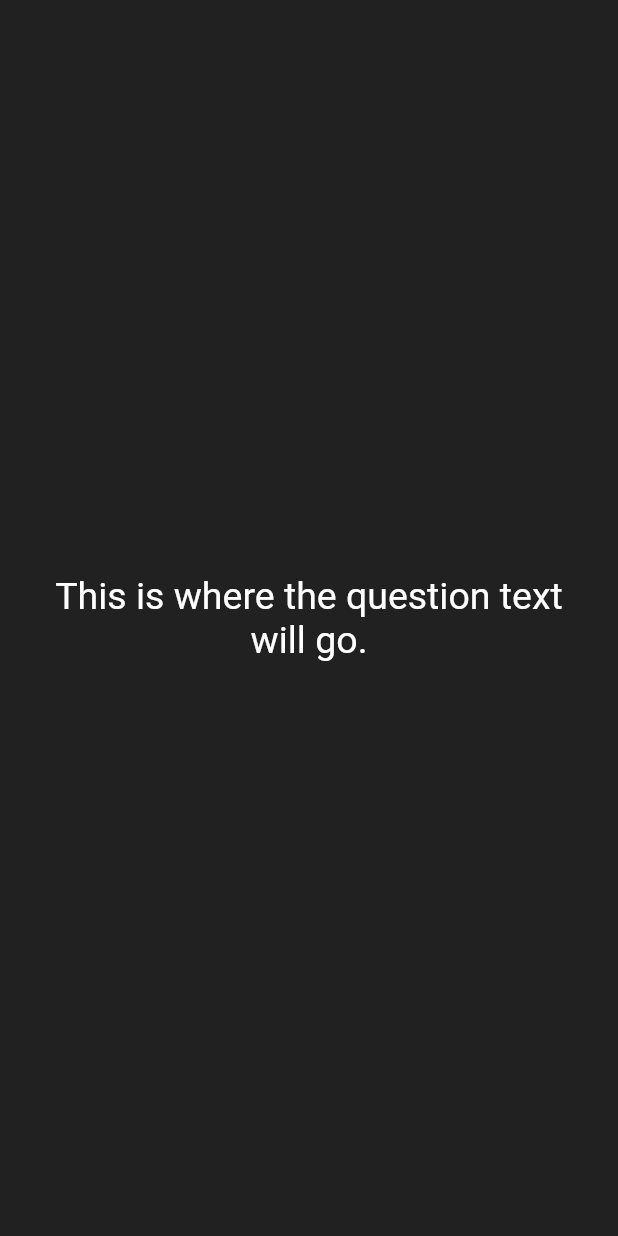
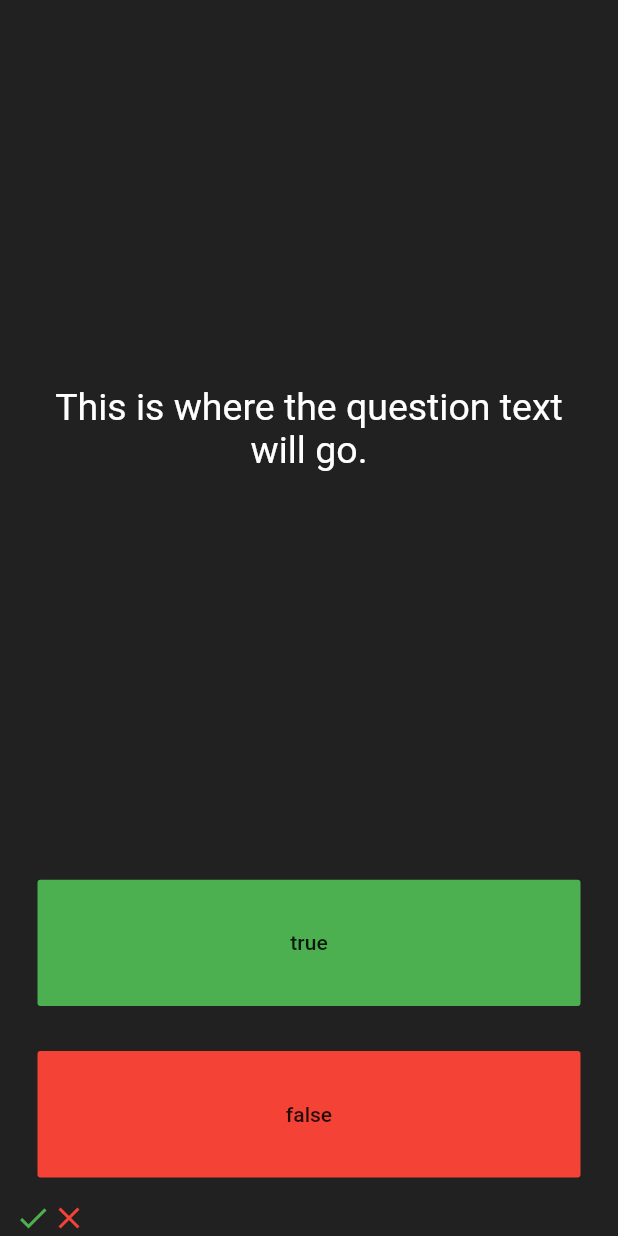
Before and after one commit to snlucas/FlutterBootcamp-StudyRepo, a Flutter app: the screen it shows after launch, on a phone screen of 412 x 824 dp. Run offline on Flutter 3.47's test engine with Material 2 defaults, Android fonts, the phone set to English and light mode, and no system bars; our stand-ins replace audioplayers.

Commit message:
First commit

```diff
--- a/quizzler_app/lib/main.dart
+++ b/quizzler_app/lib/main.dart
@@ -28,6 +28,8 @@ class _QuizPageState extends State<QuizPage> {
   @override
   Widget build(BuildContext context) {
     return Column(
+      mainAxisAlignment: MainAxisAlignment.spaceBetween,
+      crossAxisAlignment: CrossAxisAlignment.stretch,
       children: <Widget>[
         Expanded(
           flex: 5,
@@ -45,6 +47,38 @@ class _QuizPageState extends State<QuizPage> {
             ),
           ),
         ),
+        Expanded(
+          child: Padding(
+            padding: const EdgeInsets.all(15.0),
+            child: FlatButton(
+              onPressed: () {},
+              color: Colors.green,
+              child: Text('true'),
+            ),
+          ),
+        ),
+        Expanded(
+          child: Padding(
+            padding: const EdgeInsets.all(15.0),
+            child: FlatButton(
+              onPressed: () {},
+              color: Colors.red,
+              child: Text('false'),
+            ),
+          ),
+        ),
+        Row(
+          children: <Widget>[
+            Icon(
+              Icons.check,
+              color: Colors.green,
+            ),
+            Icon(
+              Icons.close,
+              color: Colors.red,
+            ),
+          ],
+        ),
       ],
     );
   }
```
Also changed, not shown: 1 other file.
